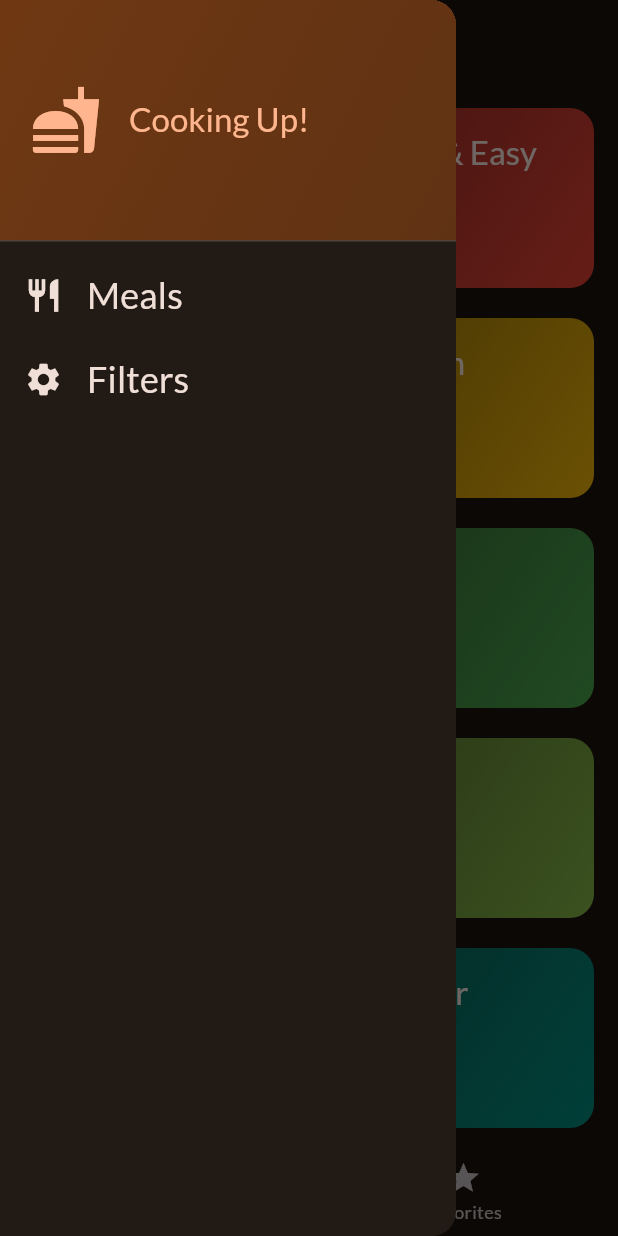
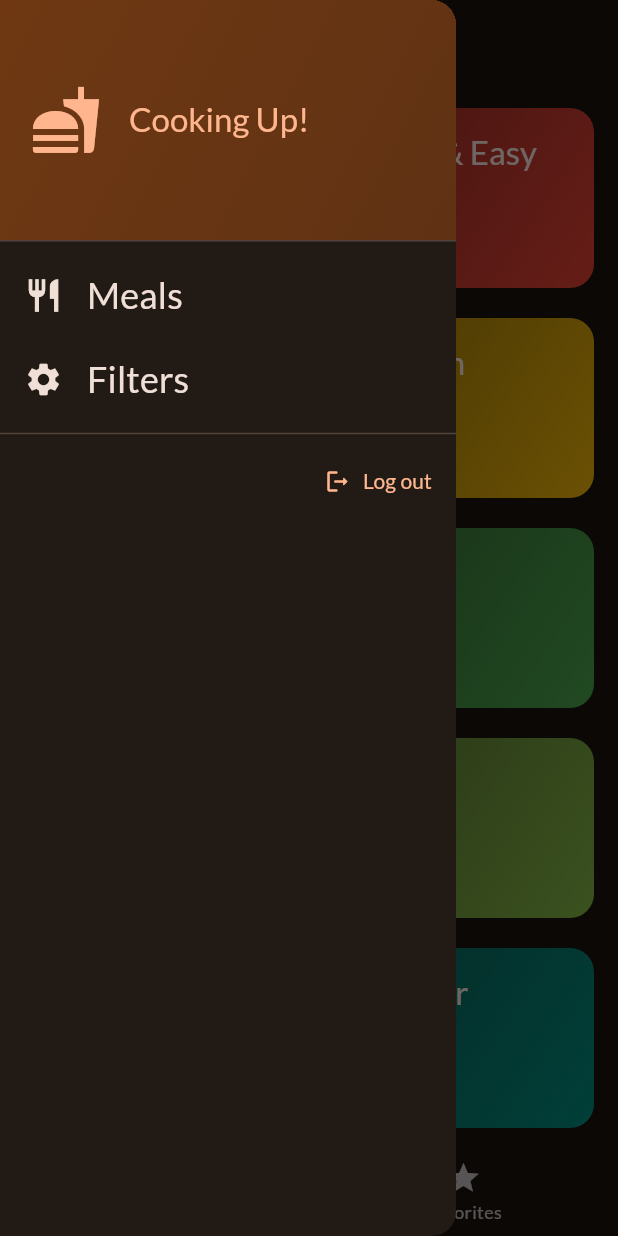
Before and after one commit to TeeWrath/Annapurna, a Flutter app: the TabsScreen screen opened by its route, with the side drawer open, on a phone screen of 412 x 824 dp. Run offline on Flutter 3.47's test engine with Material 3 defaults, Android fonts, the light colour scheme and no system bars; our stand-ins replace firebase_auth, firebase_core, flutter_riverpod, google_fonts, transparent_image; accounts and stored records are empty; network calls fail.

Commit message:
feat: added logout feature

```diff
--- a/lib/main.dart
+++ b/lib/main.dart
@@ -29,7 +29,7 @@ class App extends StatelessWidget {
     return MaterialApp(
       debugShowCheckedModeBanner: false,
       theme: theme,
-      initialRoute: Routes.signup,
+      initialRoute: Routes.login,
       routes: RouteMap.routes,
       // home: const MealsScreen(title: 'something hai', meal: dummyMeals),
     );
--- a/lib/providers/auth_controller.dart
+++ b/lib/providers/auth_controller.dart
@@ -57,6 +57,10 @@ class AuthController extends StateNotifier<bool> {
     }
     return res;
   }
+
+  void logOut() async {
+    await auth.signOut();
+  }
 }
 
 final authProvider = StateNotifierProvider<AuthController, bool>((ref) {
--- a/lib/widgets/main_drawer.dart
+++ b/lib/widgets/main_drawer.dart
@@ -1,12 +1,16 @@
 import 'package:flutter/material.dart';
+import 'package:flutter_riverpod/flutter_riverpod.dart';
+import 'package:meals/providers/auth_controller.dart';
+import 'package:meals/screens/login.dart';
 
-class MainDrawer extends StatelessWidget {
+class MainDrawer extends ConsumerWidget {
   const MainDrawer({super.key, required this.onSelectScreen});
 
   final void Function(String identifier) onSelectScreen;
 
   @override
-  Widget build(BuildContext context) {
+  Widget build(BuildContext context, WidgetRef ref) {
+    final auth = ref.read(authProvider.notifier);
     return Drawer(
       child: Column(
         children: [
@@ -46,12 +50,12 @@ class MainDrawer extends StatelessWidget {
             leading: Icon(
               Icons.restaurant,
               size: 26,
-              color: Theme.of(context).colorScheme.onBackground,
+              color: Theme.of(context).colorScheme.onSurface,
             ),
             title: Text(
               'Meals',
               style: Theme.of(context).textTheme.titleSmall!.copyWith(
-                    color: Theme.of(context).colorScheme.onBackground,
+                    color: Theme.of(context).colorScheme.onSurface,
                     fontSize: 24,
                   ),
             ),
@@ -63,12 +67,12 @@ class MainDrawer extends StatelessWidget {
             leading: Icon(
               Icons.settings,
               size: 26,
-              color: Theme.of(context).colorScheme.onBackground,
+              color: Theme.of(context).colorScheme.onSurface,
             ),
             title: Text(
               'Filters',
               style: Theme.of(context).textTheme.titleSmall!.copyWith(
-                    color: Theme.of(context).colorScheme.onBackground,
+                    color: Theme.of(context).colorScheme.onSurface,
                     fontSize: 24,
                   ),
             ),
@@ -76,6 +80,23 @@ class MainDrawer extends StatelessWidget {
               onSelectScreen('filters');
             },
           ),
+          const Divider(
+            thickness: 1,
+          ),
+          Align(
+            alignment: Alignment.topRight,
+            child: TextButton.icon(
+                onPressed: () async {
+                  auth.logOut();
+                  Navigator.of(context).pushReplacement(
+                      MaterialPageRoute(builder: (ctx) => const LoginScreen()));
+                },
+                icon: const Icon(
+                  Icons.logout_rounded,
+                  size: 18,
+                ),
+                label: const Text('Log out')),
+          )
         ],
       ),
     );
```
Also changed, not shown: lib/screens/login.dart (+8 -1 lines).
